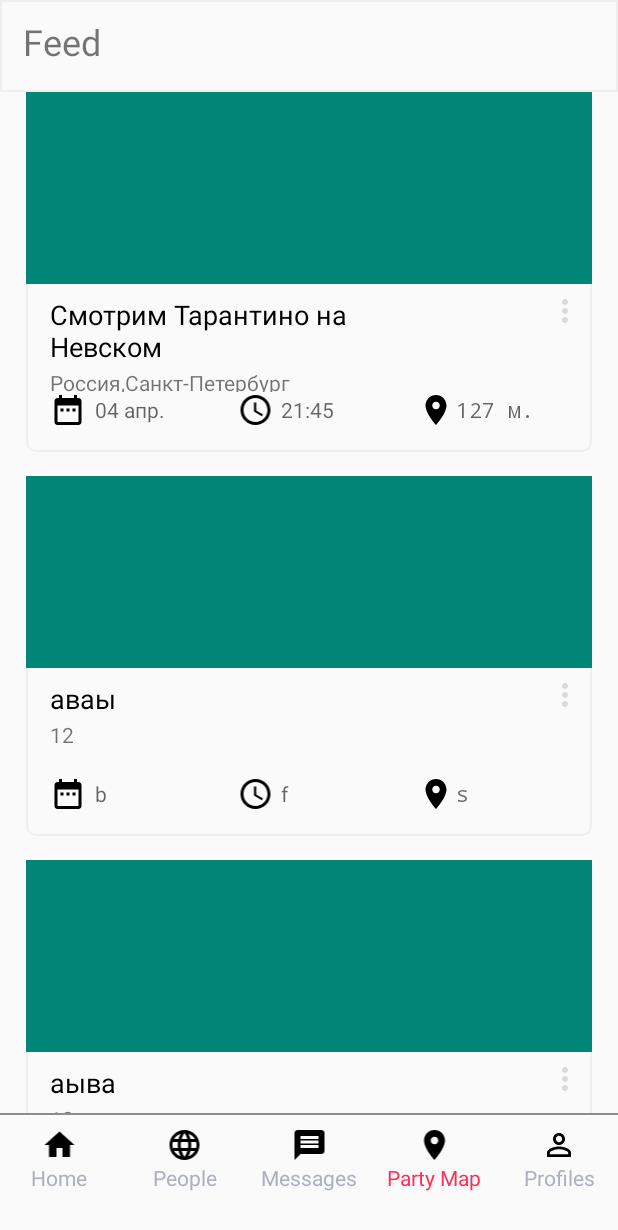
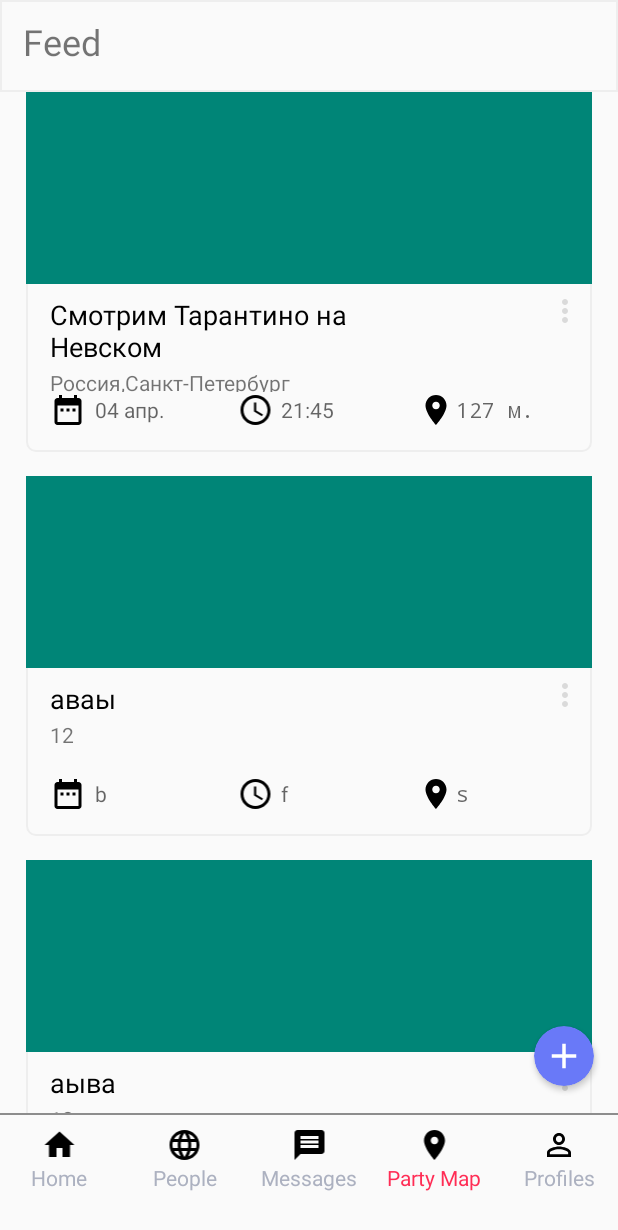
Before and after one commit to vladcto/Samsung-PartyUp, an Android app: the screen it shows after launch (MainActivity), on a phone screen of 412 x 824 dp. Shown: the top 1230 px of the screen. Run offline under Robolectric (Android 15) with nearby library versions, the phone set to English and light mode, and no system bars.

Commit message:
Улучшил дизайн.

```diff
--- /dev/null
+++ b/app/src/main/res/drawable/fiolt_button.xml
@@ -0,0 +1,10 @@
+<?xml version="1.0" encoding="utf-8"?>
+<selector
+    xmlns:android="http://schemas.android.com/apk/res/android">
+    <item>
+        <shape>
+            <solid android:color="#6979F8"/>
+            <corners android:radius="20dp" />
+        </shape>
+    </item>
+</selector>
--- /dev/null
+++ b/app/src/main/res/drawable/ic_add_black_24dp.xml
@@ -0,0 +1,5 @@
+<vector android:autoMirrored="true" android:height="40dp"
+    android:tint="#FFFFFF" android:viewportHeight="24.0"
+    android:viewportWidth="24.0" android:width="40dp" xmlns:android="http://schemas.android.com/apk/res/android">
+    <path android:fillColor="#FF000000" android:pathData="M19,13h-6v6h-2v-6H5v-2h6V5h2v6h6v2z"/>
+</vector>
--- /dev/null
+++ b/app/src/main/res/drawable/ic_add_white_24dp.xml
@@ -0,0 +1,5 @@
+<vector android:autoMirrored="true" android:height="27dp"
+    android:tint="#FFFFFF" android:viewportHeight="24.0"
+    android:viewportWidth="24.0" android:width="27dp" xmlns:android="http://schemas.android.com/apk/res/android">
+    <path android:fillColor="#FF000000" android:pathData="M19,13h-6v6h-2v-6H5v-2h6V5h2v6h6v2z"/>
+</vector>
--- a/app/src/main/res/layout/activity_main.xml
+++ b/app/src/main/res/layout/activity_main.xml
@@ -6,7 +6,32 @@
     android:layout_height="match_parent"
     tools:context=".MainActivity">
 
+    <androidx.cardview.widget.CardView
+        android:id="@+id/Button"
+        android:layout_width="40dp"
+        android:layout_height="40dp"
+        android:layout_marginEnd="16dp"
+        android:layout_marginRight="16dp"
+        android:layout_marginBottom="100dp"
+        android:background="@drawable/fiolt_button"
+        app:cardBackgroundColor="#6979F8"
+        app:cardCornerRadius="20dp"
+        app:layout_constraintBottom_toBottomOf="parent"
+        app:layout_constraintEnd_toEndOf="parent">
+
+        <ImageView
+            android:id="@+id/addImage"
+            android:layout_width="40dp"
+            android:layout_height="40dp"
+            android:layout_marginEnd="16dp"
+            android:layout_marginRight="16dp"
+            android:layout_marginBottom="100dp"
+            android:padding="6dp"
+            app:srcCompat="@drawable/ic_add_white_24dp" />
+    </androidx.cardview.widget.CardView>
+
     <LinearLayout
+        android:id="@+id/linearLayout"
         android:layout_width="match_parent"
         android:layout_height="match_parent"
         android:orientation="vertical"
@@ -16,10 +41,10 @@
         app:layout_constraintTop_toTopOf="parent">
 
         <TextView
-            android:background="@drawable/border_up"
             android:id="@+id/textView"
             android:layout_width="match_parent"
             android:layout_height="wrap_content"
+            android:background="@drawable/border_up"
             android:paddingLeft="15dp"
             android:paddingTop="11dp"
             android:paddingBottom="17dp"
@@ -36,11 +61,13 @@
             android:layout_marginEnd="1dp"
             android:layout_marginRight="1dp"
             android:layout_weight="1"
-            android:isScrollContainer="false">
+            android:isScrollContainer="false"
+            tools:listitem="@android:layout/simple_list_item_1">
 
         </androidx.recyclerview.widget.RecyclerView>
 
         <LinearLayout
+            android:id="@+id/bottomToolbar"
             android:layout_width="match_parent"
             android:layout_height="84dp"
             android:layout_marginLeft="-2dp"
@@ -51,6 +78,7 @@
             android:orientation="horizontal">
 
             <LinearLayout
+                android:id="@+id/home"
                 android:layout_width="match_parent"
                 android:layout_height="match_parent"
                 android:layout_weight="1"
@@ -74,6 +102,7 @@
             </LinearLayout>
 
             <LinearLayout
+                android:id="@+id/people"
                 android:layout_width="match_parent"
                 android:layout_height="match_parent"
                 android:layout_weight="1"
@@ -97,6 +126,7 @@
             </LinearLayout>
 
             <LinearLayout
+                android:id="@+id/messages"
                 android:layout_width="match_parent"
                 android:layout_height="match_parent"
                 android:layout_weight="1"
@@ -120,6 +150,7 @@
             </LinearLayout>
 
             <LinearLayout
+                android:id="@+id/PartyMap"
                 android:layout_width="match_parent"
                 android:layout_height="match_parent"
                 android:layout_weight="1"
@@ -143,6 +174,7 @@
             </LinearLayout>
 
             <LinearLayout
+                android:id="@+id/Profiles"
                 android:layout_width="match_parent"
                 android:layout_height="match_parent"
                 android:layout_weight="1"
--- a/app/src/main/res/values/colors.xml
+++ b/app/src/main/res/values/colors.xml
@@ -7,4 +7,5 @@
     <color name="colorGrayBorder">#8D8D8D</color>
     <color name="colorFont">#ACB1C0</color>
     <color name="colorSelectFont">#FF2D55</color>
+    <color name="White">#FFFFFF</color>
 </resources>
--- a/app/src/main/res/values/styles.xml
+++ b/app/src/main/res/values/styles.xml
@@ -3,9 +3,9 @@
     <!-- Base application theme. -->
     <style name="AppTheme" parent="Theme.AppCompat.Light.NoActionBar">
         <!-- Customize your theme here. -->
-        <item name="colorPrimary">@color/colorPrimary</item>
-        <item name="colorPrimaryDark">@color/colorPrimaryDark</item>
-        <item name="colorAccent">@color/colorAccent</item>
+        <item name="colorPrimary">@color/White</item>
+        <item name="colorPrimaryDark">@color/White</item>
+        <item name="colorAccent">@color/White</item>
     </style>
 
     <style name="MyCardViewStyle" parent="Theme.AppCompat.Light">
```
